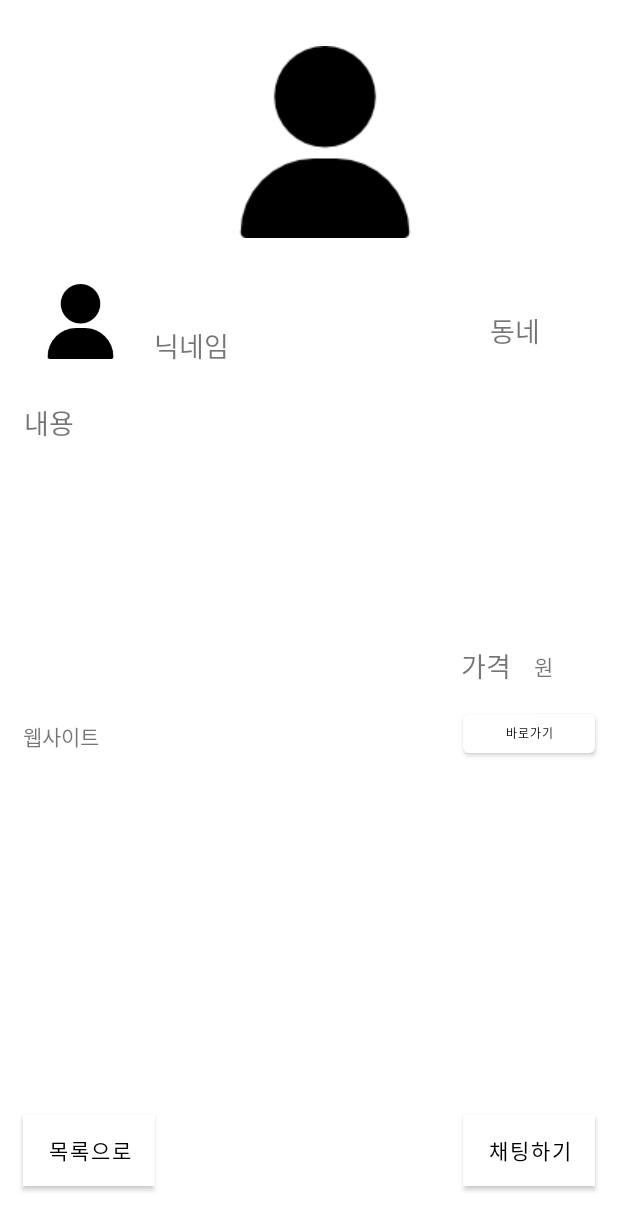
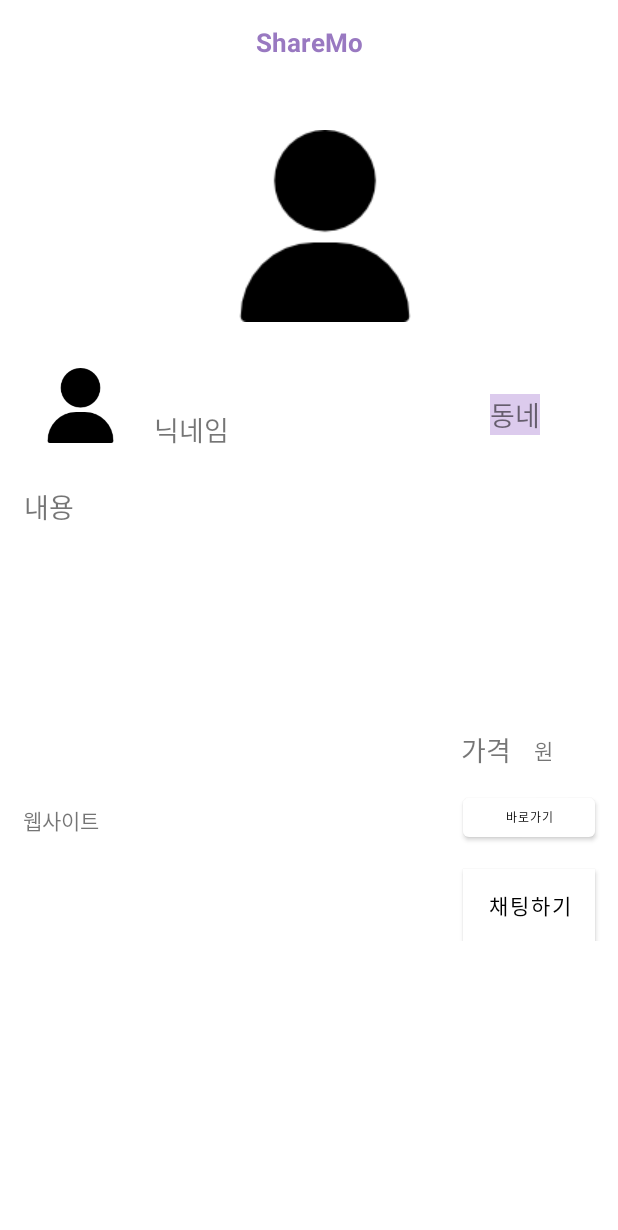
Before and after one commit to JWhy121/ShareMo, an Android app: the layout activity_post_glocery.xml on its own in the app's theme, with its tools: preview values and no code run, on a phone screen of 412 x 824 dp. Shown: the top 1230 px of the screen. Run offline under Robolectric (Android 15) with nearby library versions, the phone set to English and light mode, and no system bars.

Commit message:
디자인수정

```diff
--- a/app/src/main/java/com/cookandroid/sharemo/WriteTempActivity.kt
+++ b/app/src/main/java/com/cookandroid/sharemo/WriteTempActivity.kt
@@ -22,13 +22,13 @@ import kotlinx.android.synthetic.main.list_item.view.*
 /*게시글 리스트 화면*/
 class WriteTempActivity : AppCompatActivity() {
 
-    //lateinit var mSearchText: EditText
+    lateinit var mSearchText: EditText//검색
     lateinit var rv_post : RecyclerView
     lateinit var adapter : RecyclerView.Adapter<PostDataAdapter.CustomViewHolder>
     lateinit var layoutManager: RecyclerView.LayoutManager
     lateinit var arrayList: ArrayList<PostData>
 
-  //  lateinit var FirebaseRecyclerAdapter : FirebaseRecyclerAdapter<PostData, PostViewHolder>
+    lateinit var FirebaseRecyclerAdapter : FirebaseRecyclerAdapter<PostData, PostViewHolder>//검색
 
     private lateinit var database : FirebaseDatabase
     private lateinit var mDatabaseRef : DatabaseReference
--- /dev/null
+++ b/app/src/main/res/drawable/ic_baseline_close_24.xml
@@ -0,0 +1,5 @@
+<vector android:height="24dp" android:tint="#9E9E9E"
+    android:viewportHeight="24" android:viewportWidth="24"
+    android:width="24dp" xmlns:android="http://schemas.android.com/apk/res/android">
+    <path android:fillColor="@android:color/white" android:pathData="M19,6.41L17.59,5 12,10.59 6.41,5 5,6.41 10.59,12 5,17.59 6.41,19 12,13.41 17.59,19 19,17.59 13.41,12z"/>
+</vector>
--- a/app/src/main/res/layout/activity_change_info.xml
+++ b/app/src/main/res/layout/activity_change_info.xml
@@ -148,7 +148,7 @@
         android:layout_margin="30dp"
         android:layout_width="match_parent"
         android:layout_height="wrap_content"
-        android:background="@color/verylightpurple"
+        android:backgroundTint="@color/verylightpurple"
         android:text="수정하기" />
 
 
--- a/app/src/main/res/layout/activity_post_glocery.xml
+++ b/app/src/main/res/layout/activity_post_glocery.xml
@@ -1,10 +1,33 @@
 <?xml version="1.0" encoding="utf-8"?>
-<androidx.constraintlayout.widget.ConstraintLayout xmlns:android="http://schemas.android.com/apk/res/android"
+<LinearLayout xmlns:android="http://schemas.android.com/apk/res/android"
     xmlns:app="http://schemas.android.com/apk/res-auto"
     xmlns:tools="http://schemas.android.com/tools"
     android:layout_width="match_parent"
     android:layout_height="match_parent"
+    android:orientation="vertical"
     tools:context=".PostGloceryActivity">
+
+    <androidx.appcompat.widget.Toolbar
+        android:layout_width="match_parent"
+        android:layout_height="wrap_content"
+        android:id="@+id/toolbar"
+        android:background="@color/white">
+        <TextView
+            android:layout_width="wrap_content"
+            android:layout_height="wrap_content"
+            android:id="@+id/set_date"
+            android:text="ShareMo"
+            android:textSize="17sp"
+            android:textStyle="bold"
+            android:layout_gravity="center"
+            android:textColor="@color/purple"/>
+
+    </androidx.appcompat.widget.Toolbar>
+
+
+    <androidx.constraintlayout.widget.ConstraintLayout
+        android:layout_width="match_parent"
+        android:layout_height="wrap_content">
 
         <ImageView
             android:id="@+id/img_postImg"
@@ -50,6 +73,7 @@
             android:layout_marginTop="48dp"
             android:layout_marginEnd="52dp"
             android:text="동네"
+            android:background="@color/lightpurple"
             android:textSize="18sp"
             app:layout_constraintEnd_toEndOf="parent"
             app:layout_constraintTop_toBottomOf="@+id/img_postImg" />
@@ -80,23 +104,12 @@
             android:id="@+id/btn_StartChat"
             android:layout_width="wrap_content"
             android:layout_height="wrap_content"
+            android:layout_marginTop="15dp"
             android:layout_marginEnd="15dp"
-        android:layout_marginBottom="33dp"
             android:background="@color/lightpurple"
             android:text="채팅하기"
-        app:layout_constraintBottom_toBottomOf="parent"
-        app:layout_constraintEnd_toEndOf="parent" />
-
-    <Button
-        android:id="@+id/btn_Back"
-        android:layout_width="wrap_content"
-        android:layout_height="wrap_content"
-        android:layout_marginStart="15dp"
-        android:layout_marginBottom="33dp"
-        android:background="@color/verylightpurple"
-        android:text="목록으로"
-        app:layout_constraintBottom_toBottomOf="parent"
-        app:layout_constraintStart_toStartOf="parent" />
+            app:layout_constraintEnd_toEndOf="parent"
+            app:layout_constraintTop_toBottomOf="@+id/btn_Website" />
 
         <TextView
             android:id="@+id/post_Website"
@@ -128,4 +141,7 @@
             android:textSize="8sp"
             app:layout_constraintEnd_toEndOf="parent"
             app:layout_constraintTop_toBottomOf="@+id/post_Content" />
+
     </androidx.constraintlayout.widget.ConstraintLayout>
+
+</LinearLayout>
```
Also changed, not shown: app/src/main/res/layout/activity_write.xml (+7 -6 lines). Lines whose indentation alone changed are shown as unchanged.
